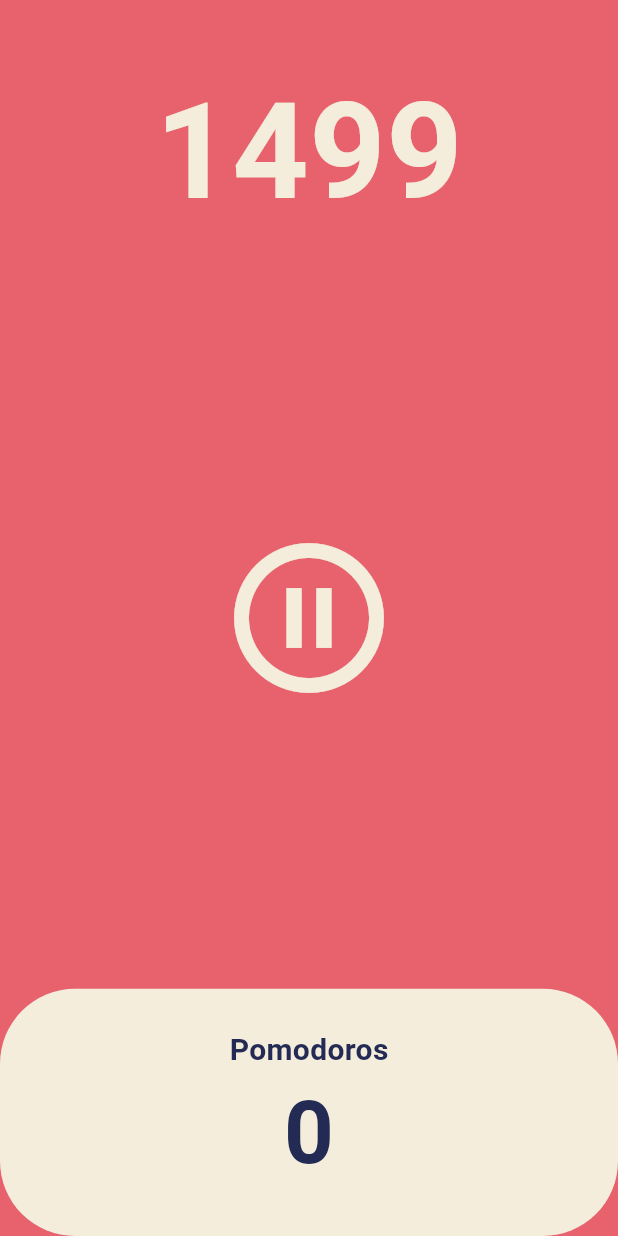
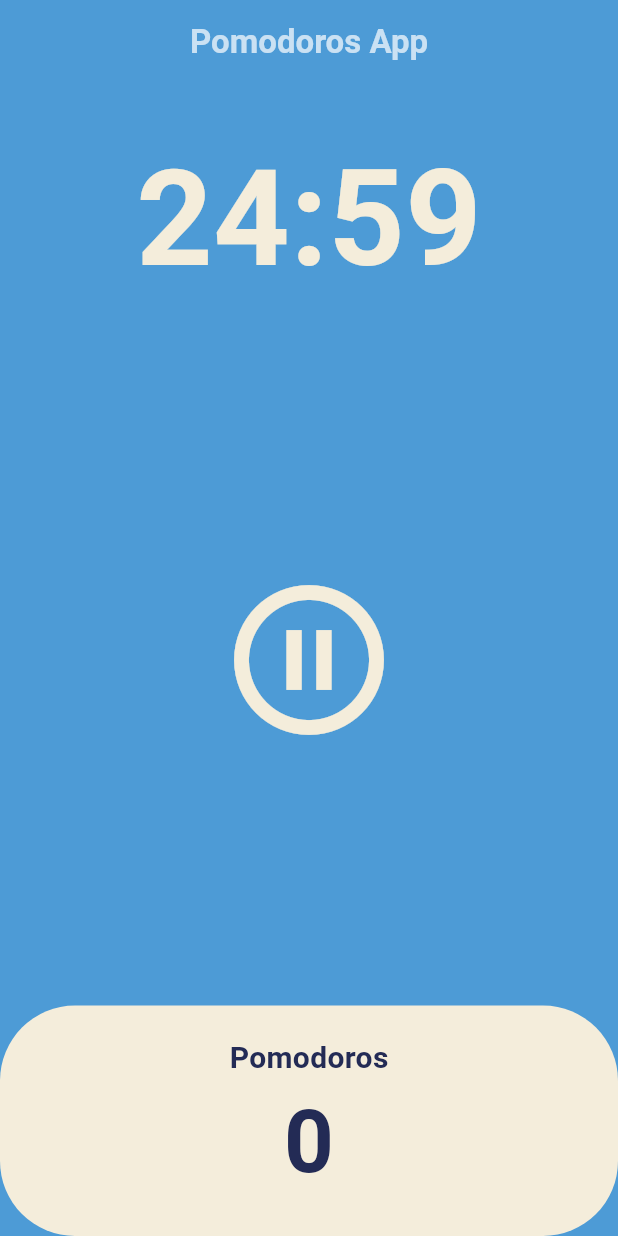
Before and after one commit to Ppjh1212/Toonflix, a Flutter app: the screen it shows after launch, after a tap on the "play circle outline" icon, on a phone screen of 412 x 824 dp. Run offline on Flutter 3.47's test engine with Material 3 defaults, Android fonts, the phone set to English and light mode, and no system bars.

Commit message:
feat :: 14th

```diff
--- a/lib/pomodoro_App/main.dart
+++ b/lib/pomodoro_App/main.dart
@@ -11,8 +11,9 @@ class MyWidget extends StatelessWidget {
   @override
   Widget build(BuildContext context) {
     return MaterialApp(
+
       theme: ThemeData(
-        scaffoldBackgroundColor: const Color(0xFFE7626C),
+        scaffoldBackgroundColor: Color.fromARGB(255, 77, 155, 214),
         textTheme: const TextTheme(
           headlineLarge: TextStyle(
             color: Color(0xff232B55),
--- a/lib/pomodoro_App/screens/home_screen.dart
+++ b/lib/pomodoro_App/screens/home_screen.dart
@@ -3,6 +3,7 @@ import 'dart:async';
 import 'package:flutter/cupertino.dart';
 import 'package:flutter/material.dart';
 import 'package:flutter/widgets.dart';
+import 'package:toonflix/ui_Challenge/main.dart';
 
 class HomeScreen extends StatefulWidget {
   const HomeScreen({super.key});
@@ -12,21 +13,32 @@ class HomeScreen extends StatefulWidget {
 }
 
 class _HomeScreenState extends State<HomeScreen> {
-  int totalSeconds = 1500;
+  static const int twentyFiveMinutes = 1500;
+  int totalSeconds = twentyFiveMinutes;
   bool isRunning = false;
+  int totalPomodoros = 0;
   late Timer timer;
 
   void onTick(Timer timer) {
-    setState(() {
-      totalSeconds--;
-    });
+    if (totalSeconds == 0) {
+      setState(() {
+        ++totalPomodoros;
+        isRunning = false;
+        totalSeconds = twentyFiveMinutes;
+        timer.cancel();
+      });
+    } else {
+      setState(() {
+        totalSeconds--;
+      });
+    }
   }
 
   void onStartPressed() {
     //periodic time은 주기마다 onTick()함수를 실행한다.
     timer = Timer.periodic(
-      const Duration(seconds: 1), //1초 주기
-      onTick,
+      const Duration(seconds: 1), //시간 간격 1초 주기
+      onTick, // 타이머가 만료된 후 함수 실행
     );
     setState(() {
       isRunning = true;
@@ -40,10 +52,34 @@ class _HomeScreenState extends State<HomeScreen> {
     });
   }
 
+  String format(int seconds) {
+    var duration = Duration(seconds: seconds);
+    return duration
+        .toString()
+        .split('.')
+        .first
+        .substring(2, 7); //문자열 변경 -> .기준 분할 -> list의 첫번째 -> index x~y까지
+  }
+
   @override
   Widget build(BuildContext context) {
     return Scaffold(
       backgroundColor: Theme.of(context).scaffoldBackgroundColor,
+      appBar: AppBar(
+        backgroundColor: Theme.of(context).scaffoldBackgroundColor,
+        title: const Row(
+          mainAxisAlignment: MainAxisAlignment.center,
+          children: [
+            Text(
+              'Pomodoros App',
+              style: TextStyle(
+                color: Colors.white70,
+                fontWeight: FontWeight.bold,
+              ),
+            ),
+          ],
+        ),
+      ),
       body: Column(
         children: [
           //children coponent
@@ -52,7 +88,7 @@ class _HomeScreenState extends State<HomeScreen> {
             child: Container(
               alignment: Alignment.bottomCenter,
               child: Text(
-                "$totalSeconds",
+                format(totalSeconds),
                 style: TextStyle(
                   color: Theme.of(context).cardColor,
                   fontSize: 89,
@@ -101,7 +137,7 @@ class _HomeScreenState extends State<HomeScreen> {
                           ),
                         ),
                         Text(
-                          "0",
+                          "$totalPomodoros",
                           style: TextStyle(
                             fontSize: 58,
                             fontWeight: FontWeight.w600,
```
